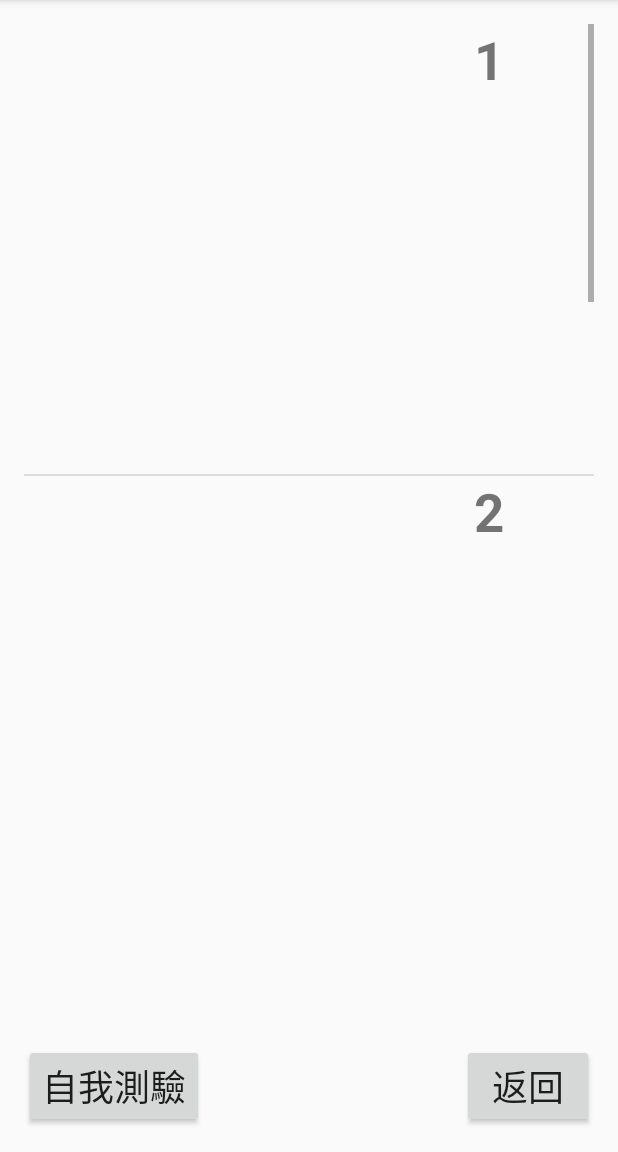
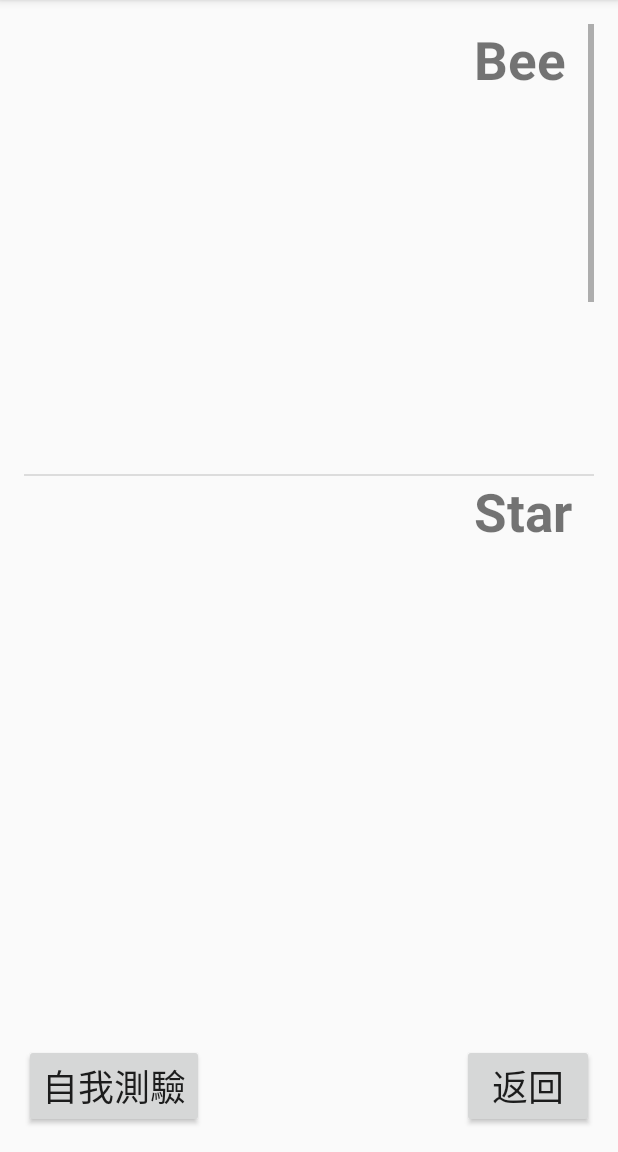
Before and after one commit to retep0515/PicDia, an Android app: the screen it shows after launch (Learn), after a tap on an icon or button, on a phone screen of 412 x 824 dp, the part 84-1236 px from its top. Run offline under Robolectric (Android 15) with nearby library versions, the phone set to English and light mode, and no system bars; 2 statements that could not run were skipped.

Commit message:
fixed for change

```diff
--- a/app/src/main/java/com/imf/picdia/DbDAO.java
+++ b/app/src/main/java/com/imf/picdia/DbDAO.java
@@ -159,9 +159,9 @@ public class DbDAO {
 
     public void sample(){
 
-        DBcontact RS1= new DBcontact(0,1,"1");
-        DBcontact RS2= new DBcontact(0,2,"2");
-        DBcontact RS3= new DBcontact(0,3,"3");
+        DBcontact RS1= new DBcontact(0,1,"Bee");
+        DBcontact RS2= new DBcontact(0,2,"Star");
+        DBcontact RS3= new DBcontact(0,3,"Cat");
         //DBcontact RS1= new DBcontact(0,"SampleTest1forDB",dBcontact.get_Time(),25.047924, 121.517081);
         //DBcontact RS2= new DBcontact(0,"SampleTest2forDB",dBcontact.get_Time(),25.047924, 121.517081);
         //DBcontact RS3= new DBcontact(0,"SampleTest3forDB",dBcontact.get_Time(),25.047924, 121.517081);
--- a/app/src/main/java/com/imf/picdia/Learn.java
+++ b/app/src/main/java/com/imf/picdia/Learn.java
@@ -78,7 +78,7 @@ public class Learn extends AppCompatActivity {
     //String webip 的取得形式，換成R.string全域調用的寫法試試
     String webip;
     String lastid,photodir,readData;
-    private Button toSelftest;
+    private Button toSelftest,toIndex;
 
     //dictionary variable
     String vocabulary="apple";//要查的單字  之後改這邊就好  用intent的方式傳過來即可?
@@ -140,6 +140,7 @@ public class Learn extends AppCompatActivity {
                 Intent toself=new Intent();
                 toself.setClass(Learn.this,SelfTest.class);
                 startActivity(toself);
+                finish();
             }
         });
         btn_out = (Button)findViewById(R.id.button_out_dict);
@@ -150,7 +151,16 @@ public class Learn extends AppCompatActivity {
                     dict_layout.setVisibility(View.GONE);
             }
         });
-
+        toIndex =(Button)findViewById(R.id.back_index);
+        toIndex.setOnClickListener(new View.OnClickListener() {
+            @Override
+            public void onClick(View v) {
+                Intent toself=new Intent();
+                toself.setClass(Learn.this,MainActivity.class);
+                startActivity(toself);
+                finish();
+            }
+        });
 
 
 
@@ -159,11 +169,11 @@ public class Learn extends AppCompatActivity {
 
 
 
-        intent = this.getIntent();
-        bundle = intent.getExtras();
-        //webip=bundle.getString("webip");
-        //lastid=bundle.getString("lastid");
-        photodir=bundle.getString("photodir");
+//        intent = this.getIntent();
+//        bundle = intent.getExtras();
+//        //webip=bundle.getString("webip");
+//        //lastid=bundle.getString("lastid");
+//        photodir=bundle.getString("photodir");
 
         //________________________DB______________________________
         //insert 不行，換成用update操作試試
@@ -174,19 +184,19 @@ public class Learn extends AppCompatActivity {
         //else{Log.e(TAG,"update success");}
 
 
-        dbDAO = new DbDAO(getApplicationContext());
-        records = dbDAO.getAll();  //把所有的資料都丟給 private List<DBcontact> records;
-        //用dbDAO來取得資料庫並做操作
+//        dbDAO = new DbDAO(getApplicationContext());
+//        records = dbDAO.getAll();  //把所有的資料都丟給 private List<DBcontact> records;
+//        //用dbDAO來取得資料庫並做操作
 
-
-        str="<head><title>LearnRecord</title></head><body>" +
-                "<table border=\"1\"><tr><th>id</th><th>server_id</th><th>name</th></tr>";
-        for (DBcontact record : records) {
-            s_append="<tr><th>"+record.getId()+"</th><th>"+record.getSid()+"</th><th>"+record.getPname()+"</th></tr>";
-            str+=s_append;//開個for迴圈，把一行一行的資料寫成HTML<table>的格式
-            Log.e(TAG, "ID in DB : " + record.getId()+"_"+record.getSid()+"_"+record.getPname());
-        }
-        str+="</table></body></html>";
+//
+//        str="<head><title>LearnRecord</title></head><body>" +
+//                "<table border=\"1\"><tr><th>id</th><th>server_id</th><th>name</th></tr>";
+//        for (DBcontact record : records) {
+//            s_append="<tr><th>"+record.getId()+"</th><th>"+record.getSid()+"</th><th>"+record.getPname()+"</th></tr>";
+//            str+=s_append;//開個for迴圈，把一行一行的資料寫成HTML<table>的格式
+//            Log.e(TAG, "ID in DB : " + record.getId()+"_"+record.getSid()+"_"+record.getPname());
+//        }
+//        str+="</table></body></html>";
 
 
      /*
--- a/app/src/main/res/layout/activity_learn.xml
+++ b/app/src/main/res/layout/activity_learn.xml
@@ -40,7 +40,7 @@
         android:layout_width="wrap_content"
         android:layout_height="wrap_content"
         android:text="返回"
-        android:id="@+id/back_learn"
+        android:id="@+id/back_index"
         android:layout_gravity="right"
         android:layout_alignParentBottom="true"
         android:layout_alignRight="@+id/linearLayout2"
```
Also changed, not shown: app/src/main/java/com/imf/picdia/SelfTest.java (+18 -19 lines).
